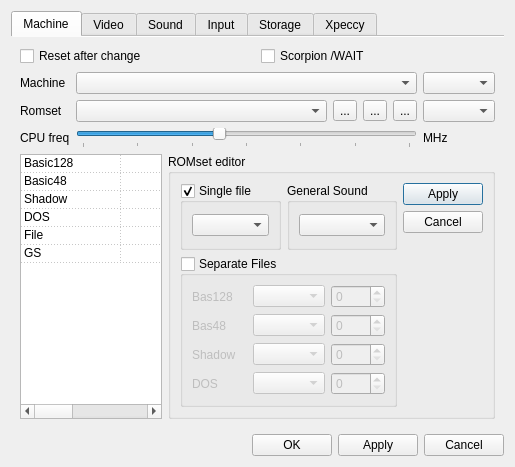
Above: ui/setupwin.ui from samstyle/Xpeccy before the change. Below: the same form after it.
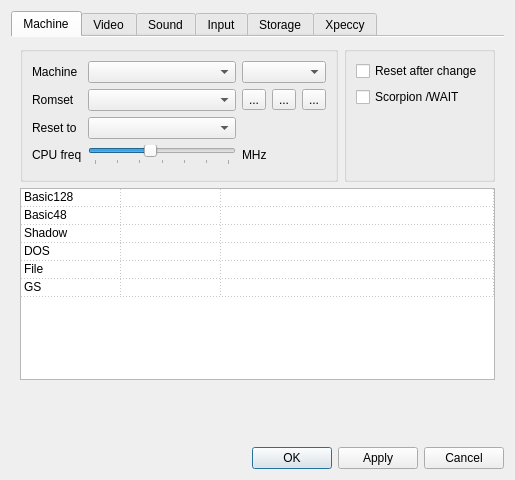
That is the form after the change. Icons and pictures are not drawn.

```diff
--- a/ui/setupwin.ui
+++ b/ui/setupwin.ui
@@ -7,7 +7,7 @@
     <x>0</x>
     <y>0</y>
     <width>505</width>
-    <height>460</height>
+    <height>480</height>
    </rect>
   </property>
   <property name="sizePolicy">
@@ -76,33 +76,58 @@
         <attribute name="title">
          <string>Machine</string>
         </attribute>
-        <layout class="QVBoxLayout" name="verticalLayout_26">
+        <layout class="QVBoxLayout" name="verticalLayout_39">
          <item>
           <layout class="QHBoxLayout" name="horizontalLayout_9">
            <item>
-            <widget class="QCheckBox" name="reschk">
-             <property name="text">
-              <string>Reset after change</string>
-             </property>
-            </widget>
-           </item>
-           <item>
-            <widget class="QCheckBox" name="scrpwait">
-             <property name="enabled">
-              <bool>true</bool>
-             </property>
-             <property name="text">
-              <string>Scorpion /WAIT</string>
-             </property>
-             <property name="checkable">
-              <bool>true</bool>
-             </property>
-            </widget>
-           </item>
-          </layout>
-         </item>
-         <item>
+            <widget class="QGroupBox" name="archArchGBox">
           <layout class="QGridLayout" name="gridLayout">
+              <item row="2" column="0">
+               <widget class="QLabel" name="label_42">
+                <property name="text">
+                 <string>Reset to</string>
+                </property>
+               </widget>
+              </item>
+              <item row="3" column="2">
+               <widget class="QLabel" name="cpufrqlab">
+                <property name="text">
+                 <string>MHz</string>
+                </property>
+               </widget>
+              </item>
+              <item row="2" column="1">
+               <widget class="QComboBox" name="resbox"/>
+              </item>
+              <item row="3" column="0">
+               <widget class="QLabel" name="label_22">
+                <property name="text">
+                 <string>CPU freq</string>
+                </property>
+               </widget>
+              </item>
+              <item row="3" column="1">
+               <widget class="QSlider" name="cpufrq">
+                <property name="minimum">
+                 <number>2</number>
+                </property>
+                <property name="maximum">
+                 <number>14</number>
+                </property>
+                <property name="value">
+                 <number>7</number>
+                </property>
+                <property name="orientation">
+                 <enum>Qt::Horizontal</enum>
+                </property>
+                <property name="tickPosition">
+                 <enum>QSlider::TicksBelow</enum>
+                </property>
+                <property name="tickInterval">
+                 <number>2</number>
+                </property>
+               </widget>
+              </item>
            <item row="0" column="0">
             <widget class="QLabel" name="label">
              <property name="text">
@@ -113,21 +138,11 @@
            <item row="0" column="1">
             <widget class="QComboBox" name="machbox"/>
            </item>
-           <item row="0" column="2">
-            <widget class="QComboBox" name="mszbox"/>
-           </item>
-           <item row="1" column="0">
-            <widget class="QLabel" name="label_2">
-             <property name="text">
-              <string>Romset</string>
-             </property>
-            </widget>
-           </item>
            <item row="1" column="1">
-            <layout class="QHBoxLayout" name="horizontalLayout_2">
-             <item>
               <widget class="QComboBox" name="rsetbox"/>
              </item>
+              <item row="1" column="2">
+               <layout class="QHBoxLayout" name="horizontalLayout_2">
              <item>
               <widget class="QToolButton" name="rsedit">
                <property name="text">
@@ -163,43 +178,69 @@
              </item>
             </layout>
            </item>
-           <item row="1" column="2">
-            <widget class="QComboBox" name="resbox"/>
-           </item>
-           <item row="2" column="0">
-            <widget class="QLabel" name="label_22">
+              <item row="0" column="2">
+               <widget class="QComboBox" name="mszbox"/>
+              </item>
+              <item row="1" column="0">
+               <widget class="QLabel" name="label_2">
              <property name="text">
-              <string>CPU freq</string>
+                 <string>Romset</string>
              </property>
             </widget>
            </item>
-           <item row="2" column="1">
-            <widget class="QSlider" name="cpufrq">
-             <property name="minimum">
-              <number>2</number>
-             </property>
-             <property name="maximum">
-              <number>14</number>
-             </property>
-             <property name="value">
-              <number>7</number>
-             </property>
-             <property name="orientation">
-              <enum>Qt::Horizontal</enum>
-             </property>
-             <property name="tickPosition">
-              <enum>QSlider::TicksBelow</enum>
-             </property>
-             <property name="tickInterval">
-              <number>2</number>
+              <item row="4" column="1">
+               <spacer name="verticalSpacer_21">
+                <property name="orientation">
+                 <enum>Qt::Vertical</enum>
+                </property>
+                <property name="sizeHint" stdset="0">
+                 <size>
+                  <width>20</width>
+                  <height>5</height>
+                 </size>
+                </property>
+               </spacer>
+              </item>
+             </layout>
+            </widget>
+           </item>
+           <item>
+            <widget class="QGroupBox" name="archOptGBox">
+             <layout class="QVBoxLayout" name="verticalLayout_26" stretch="0,0,0">
+              <item>
+               <widget class="QCheckBox" name="reschk">
+                <property name="text">
+                 <string>Reset after change</string>
+                </property>
+               </widget>
+              </item>
+              <item>
+               <widget class="QCheckBox" name="scrpwait">
+                <property name="enabled">
+                 <bool>true</bool>
+                </property>
+                <property name="text">
+                 <string>Scorpion /WAIT</string>
+                </property>
+                <property name="checkable">
+                 <bool>true</bool>
              </property>
             </widget>
            </item>
-           <item row="2" column="2">
-            <widget class="QLabel" name="cpufrqlab">
-             <property name="text">
-              <string>MHz</string>
-             </property>
+              <item>
+               <spacer name="verticalSpacer_18">
+                <property name="orientation">
+                 <enum>Qt::Vertical</enum>
+                </property>
+                <property name="sizeHint" stdset="0">
+                 <size>
+                  <width>20</width>
+                  <height>5</height>
+                 </size>
+                </property>
+               </spacer>
+              </item>
+             </layout>
             </widget>
            </item>
           </layout>
@@ -288,143 +329,10 @@
              </item>
             </widget>
            </item>
-           <item>
-            <widget class="QGroupBox" name="rssel">
-             <property name="title">
-              <string>ROMset editor</string>
-             </property>
-             <property name="alignment">
-              <set>Qt::AlignLeading|Qt::AlignLeft|Qt::AlignTop</set>
-             </property>
-             <layout class="QHBoxLayout" name="horizontalLayout_18">
-              <item>
-               <layout class="QVBoxLayout" name="verticalLayout_25">
-                <item>
-                 <layout class="QHBoxLayout" name="horizontalLayout_16">
-                  <item>
-                   <widget class="QGroupBox" name="rse_grp_single">
-                    <property name="title">
-                     <string>Single file</string>
-                    </property>
-                    <property name="checkable">
-                     <bool>true</bool>
-                    </property>
-                    <layout class="QVBoxLayout" name="verticalLayout_3">
-                     <item>
-                      <widget class="QComboBox" name="rse_singlefile"/>
-                     </item>
-                    </layout>
-                   </widget>
+          </layout>
                   </item>
                   <item>
-                   <widget class="QGroupBox" name="groupBox_5">
-                    <property name="title">
-                     <string>General Sound</string>
-                    </property>
-                    <layout class="QVBoxLayout" name="verticalLayout_5">
-                     <item>
-                      <widget class="QComboBox" name="rse_gsfile"/>
-                     </item>
-                    </layout>
-                   </widget>
-                  </item>
-                 </layout>
-                </item>
-                <item>
-                 <widget class="QGroupBox" name="rse_grp_separate">
-                  <property name="title">
-                   <string>Separate Files</string>
-                  </property>
-                  <property name="checkable">
-                   <bool>true</bool>
-                  </property>
-                  <property name="checked">
-                   <bool>false</bool>
-                  </property>
-                  <layout class="QGridLayout" name="gridLayout_20">
-                   <item row="3" column="2">
-                    <widget class="QSpinBox" name="rse_part3"/>
-                   </item>
-                   <item row="1" column="1">
-                    <widget class="QComboBox" name="rse_file1"/>
-                   </item>
-                   <item row="1" column="2">
-                    <widget class="QSpinBox" name="rse_part1"/>
-                   </item>
-                   <item row="3" column="1">
-                    <widget class="QComboBox" name="rse_file3"/>
-                   </item>
-                   <item row="0" column="2">
-                    <widget class="QSpinBox" name="rse_part0"/>
-                   </item>
-                   <item row="0" column="1">
-                    <widget class="QComboBox" name="rse_file0"/>
-                   </item>
-                   <item row="2" column="1">
-                    <widget class="QComboBox" name="rse_file2"/>
-                   </item>
-                   <item row="2" column="2">
-                    <widget class="QSpinBox" name="rse_part2"/>
-                   </item>
-                   <item row="0" column="0">
-                    <widget class="QLabel" name="label_34">
-                     <property name="text">
-                      <string>Bas128</string>
-                     </property>
-                    </widget>
-                   </item>
-                   <item row="1" column="0">
-                    <widget class="QLabel" name="label_35">
-                     <property name="text">
-                      <string>Bas48</string>
-                     </property>
-                    </widget>
-                   </item>
-                   <item row="2" column="0">
-                    <widget class="QLabel" name="label_36">
-                     <property name="text">
-                      <string>Shadow</string>
-                     </property>
-                    </widget>
-                   </item>
-                   <item row="3" column="0">
-                    <widget class="QLabel" name="label_37">
-                     <property name="text">
-                      <string>DOS</string>
-                     </property>
-                    </widget>
-                   </item>
-                  </layout>
-                 </widget>
-                </item>
-               </layout>
-              </item>
-              <item>
-               <layout class="QVBoxLayout" name="verticalLayout_24">
-                <item>
-                 <widget class="QPushButton" name="rse_apply">
-                  <property name="text">
-                   <string>Apply</string>
-                  </property>
-                  <property name="icon">
-                   <iconset resource="../xpeccy.qrc">
-                    <normaloff>:/images/ok-apply.png</normaloff>:/images/ok-apply.png</iconset>
-                  </property>
-                 </widget>
-                </item>
-                <item>
-                 <widget class="QPushButton" name="rse_cancel">
-                  <property name="text">
-                   <string>Cancel</string>
-                  </property>
-                  <property name="icon">
-                   <iconset resource="../xpeccy.qrc">
-                    <normaloff>:/images/cancel.png</normaloff>:/images/cancel.png</iconset>
-                  </property>
-                 </widget>
-                </item>
-                <item>
-                 <spacer name="verticalSpacer">
+          <spacer name="verticalSpacer_19">
                   <property name="orientation">
                    <enum>Qt::Vertical</enum>
                   </property>
@@ -435,13 +343,6 @@
                    </size>
                   </property>
                  </spacer>
-                </item>
-               </layout>
-              </item>
-             </layout>
-            </widget>
-           </item>
-          </layout>
          </item>
         </layout>
        </widget>
@@ -454,48 +355,12 @@
         <attribute name="title">
          <string>Video</string>
         </attribute>
-        <layout class="QVBoxLayout" name="verticalLayout_23">
+        <layout class="QVBoxLayout" name="verticalLayout_38">
          <item>
-          <layout class="QGridLayout" name="gridLayout_2">
-           <item row="0" column="2">
-            <widget class="QCheckBox" name="noflichk">
-             <property name="text">
-              <string>Noflic</string>
-             </property>
-            </widget>
-           </item>
-           <item row="0" column="1">
-            <widget class="QCheckBox" name="fscchk">
-             <property name="text">
-              <string>Fullscreen</string>
-             </property>
-            </widget>
-           </item>
-           <item row="0" column="0">
-            <widget class="QCheckBox" name="dszchk">
-             <property name="text">
-              <string>Double size</string>
-             </property>
-            </widget>
-           </item>
-           <item row="1" column="0">
-            <widget class="QCheckBox" name="border4T">
-             <property name="text">
-              <string>4T border</string>
-             </property>
-            </widget>
-           </item>
-          </layout>
-         </item>
+          <layout class="QHBoxLayout" name="horizontalLayout_24">
          <item>
+            <widget class="QGroupBox" name="vidViewGBox">
           <layout class="QGridLayout" name="gridLayout_19">
-           <item row="0" column="0">
-            <widget class="QLabel" name="label_3">
-             <property name="text">
-              <string>BorderSize</string>
-             </property>
-            </widget>
-           </item>
            <item row="0" column="1">
             <widget class="QSlider" name="bszsld">
              <property name="maximum">
@@ -518,6 +383,9 @@
              </property>
             </widget>
            </item>
+              <item row="2" column="1">
+               <widget class="QComboBox" name="geombox"/>
+              </item>
            <item row="0" column="2">
             <widget class="QLabel" name="bszlab">
              <property name="minimumSize">
@@ -531,16 +399,13 @@
              </property>
             </widget>
            </item>
-           <item row="2" column="0">
-            <widget class="QLabel" name="label_8">
+              <item row="1" column="2">
+               <widget class="QLabel" name="brglab">
              <property name="text">
-              <string>Geometry</string>
+                 <string>192</string>
              </property>
             </widget>
            </item>
-           <item row="2" column="1">
-            <widget class="QComboBox" name="geombox"/>
-           </item>
            <item row="1" column="0">
             <widget class="QLabel" name="label_26">
              <property name="text">
@@ -548,6 +413,20 @@
              </property>
             </widget>
            </item>
+              <item row="2" column="0">
+               <widget class="QLabel" name="label_8">
+                <property name="text">
+                 <string>Geometry</string>
+                </property>
+               </widget>
+              </item>
+              <item row="0" column="0">
+               <widget class="QLabel" name="label_3">
+                <property name="text">
+                 <string>BorderSize</string>
+                </property>
+               </widget>
+              </item>
            <item row="1" column="1">
             <widget class="QSlider" name="brgslide">
              <property name="minimum">
@@ -570,11 +449,79 @@
              </property>
             </widget>
            </item>
-           <item row="1" column="2">
-            <widget class="QLabel" name="brglab">
+              <item row="3" column="1">
+               <spacer name="verticalSpacer_20">
+                <property name="orientation">
+                 <enum>Qt::Vertical</enum>
+                </property>
+                <property name="sizeHint" stdset="0">
+                 <size>
+                  <width>20</width>
+                  <height>5</height>
+                 </size>
+                </property>
+               </spacer>
+              </item>
+             </layout>
+            </widget>
+           </item>
+           <item>
+            <widget class="QGroupBox" name="vidOptGBox">
+             <layout class="QVBoxLayout" name="verticalLayout_23">
+              <item>
+               <widget class="QCheckBox" name="dszchk">
              <property name="text">
-              <string>192</string>
-             </property>
+                 <string>Double size</string>
+                </property>
+               </widget>
+              </item>
+              <item>
+               <widget class="QCheckBox" name="fscchk">
+                <property name="text">
+                 <string>Fullscreen</string>
+                </property>
+               </widget>
+              </item>
+              <item>
+               <widget class="QCheckBox" name="noflichk">
+                <property name="text">
+                 <string>Noflic</string>
+                </property>
+               </widget>
+              </item>
+              <item>
+               <widget class="QCheckBox" name="border4T">
+                <property name="text">
+                 <string>4T border</string>
+                </property>
+               </widget>
+              </item>
+              <item>
+               <widget class="QCheckBox" name="contMem">
+                <property name="font">
+                 <font>
+                  <strikeout>true</strikeout>
+                 </font>
+                </property>
+                <property name="text">
+                 <string>Contended memory</string>
+                </property>
+               </widget>
+              </item>
+              <item>
+               <spacer name="verticalSpacer_24">
+                <property name="orientation">
+                 <enum>Qt::Vertical</enum>
+                </property>
+                <property name="sizeHint" stdset="0">
+                 <size>
+                  <width>20</width>
+                  <height>5</height>
+                 </size>
+                </property>
+               </spacer>
+              </item>
+             </layout>
             </widget>
            </item>
           </layout>
@@ -668,40 +615,74 @@
         <attribute name="title">
          <string>Sound</string>
         </attribute>
+        <layout class="QVBoxLayout" name="verticalLayout_40">
+         <item>
+          <layout class="QHBoxLayout" name="horizontalLayout_25">
+           <item>
+            <widget class="QGroupBox" name="sndOutGBox">
+             <layout class="QGridLayout" name="gridLayout_5" columnstretch="0,10,10">
+              <item row="0" column="1">
+               <widget class="QComboBox" name="outbox"/>
+              </item>
+              <item row="0" column="2">
+               <widget class="QComboBox" name="ratbox"/>
+              </item>
+              <item row="0" column="0">
+               <widget class="QLabel" name="label_4">
+                <property name="text">
+                 <string>Ouput</string>
+                </property>
+               </widget>
+              </item>
+              <item row="1" column="1">
+               <spacer name="verticalSpacer_22">
+                <property name="orientation">
+                 <enum>Qt::Vertical</enum>
+                </property>
+                <property name="sizeHint" stdset="0">
+                 <size>
+                  <width>20</width>
+                  <height>40</height>
+                 </size>
+                </property>
+               </spacer>
+              </item>
+             </layout>
+            </widget>
+           </item>
+           <item>
+            <widget class="QGroupBox" name="sndOptGBox">
         <layout class="QVBoxLayout" name="verticalLayout_22">
          <item>
-          <layout class="QGridLayout" name="gridLayout_4">
-           <item row="0" column="0">
             <widget class="QCheckBox" name="senbox">
              <property name="text">
               <string>Enabled</string>
              </property>
             </widget>
            </item>
-           <item row="0" column="1">
+              <item>
             <widget class="QCheckBox" name="mutbox">
              <property name="text">
               <string>Don't mute if inactive</string>
              </property>
             </widget>
            </item>
-          </layout>
-         </item>
          <item>
-          <layout class="QGridLayout" name="gridLayout_5" columnstretch="0,10,10">
-           <item row="0" column="0">
-            <widget class="QLabel" name="label_4">
-             <property name="text">
-              <string>Ouput</string>
-             </property>
+               <spacer name="verticalSpacer_23">
+                <property name="orientation">
+                 <enum>Qt::Vertical</enum>
+                </property>
+                <property name="sizeHint" stdset="0">
+                 <size>
+                  <width>20</width>
+                  <height>40</height>
+                 </size>
+                </property>
+               </spacer>
+              </item>
+             </layout>
             </widget>
            </item>
-           <item row="0" column="1">
-            <widget class="QComboBox" name="outbox"/>
-           </item>
-           <item row="0" column="2">
-            <widget class="QComboBox" name="ratbox"/>
-           </item>
           </layout>
          </item>
          <item>
@@ -1029,33 +1010,7 @@
              <property name="title">
               <string>Others</string>
              </property>
-             <layout class="QGridLayout" name="gridLayout_6">
-              <item row="1" column="0">
-               <spacer name="verticalSpacer_17">
-                <property name="orientation">
-                 <enum>Qt::Vertical</enum>
-                </property>
-                <property name="sizeHint" stdset="0">
-                 <size>
-                  <width>20</width>
-                  <height>40</height>
-                 </size>
-                </property>
-               </spacer>
-              </item>
-              <item row="1" column="1">
-               <spacer name="horizontalSpacer_5">
-                <property name="orientation">
-                 <enum>Qt::Horizontal</enum>
-                </property>
-                <property name="sizeHint" stdset="0">
-                 <size>
-                  <width>40</width>
-                  <height>20</height>
-                 </size>
-                </property>
-               </spacer>
-              </item>
+             <layout class="QGridLayout" name="gridLayout_6" columnstretch="0,10">
               <item row="0" column="0">
                <widget class="QLabel" name="label_41">
                 <property name="text">
@@ -1066,6 +1021,19 @@
               <item row="0" column="1">
                <widget class="QComboBox" name="sdrvBox"/>
               </item>
+              <item row="1" column="0">
+               <spacer name="verticalSpacer_17">
+                <property name="orientation">
+                 <enum>Qt::Vertical</enum>
+                </property>
+                <property name="sizeHint" stdset="0">
+                 <size>
+                  <width>20</width>
+                  <height>40</height>
+                 </size>
+                </property>
+               </spacer>
+              </item>
              </layout>
             </widget>
            </item>
@@ -1441,6 +1409,13 @@
              <string>Disk</string>
             </attribute>
             <layout class="QVBoxLayout" name="verticalLayout_19" stretch="0,0,0,10">
+             <item>
+              <widget class="QCheckBox" name="bdtbox">
+               <property name="text">
+                <string>Turbo</string>
+               </property>
+              </widget>
+             </item>
              <item>
               <layout class="QHBoxLayout" name="horizontalLayout_21">
                <item>
@@ -1468,13 +1443,6 @@
                </item>
               </layout>
              </item>
-             <item>
-              <widget class="QCheckBox" name="bdtbox">
-               <property name="text">
-                <string>Turbo</string>
-               </property>
-              </widget>
-             </item>
              <item>
               <widget class="QTabWidget" name="disktabs">
                <property name="currentIndex">
```
Lines whose indentation alone changed are shown as unchanged.
